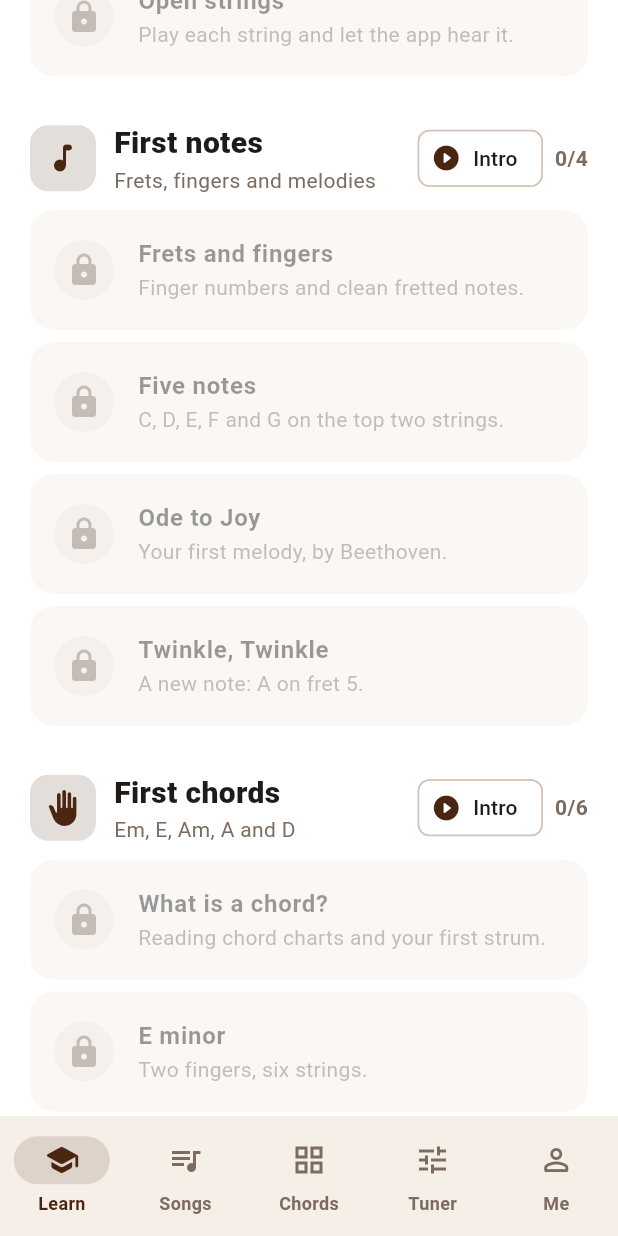
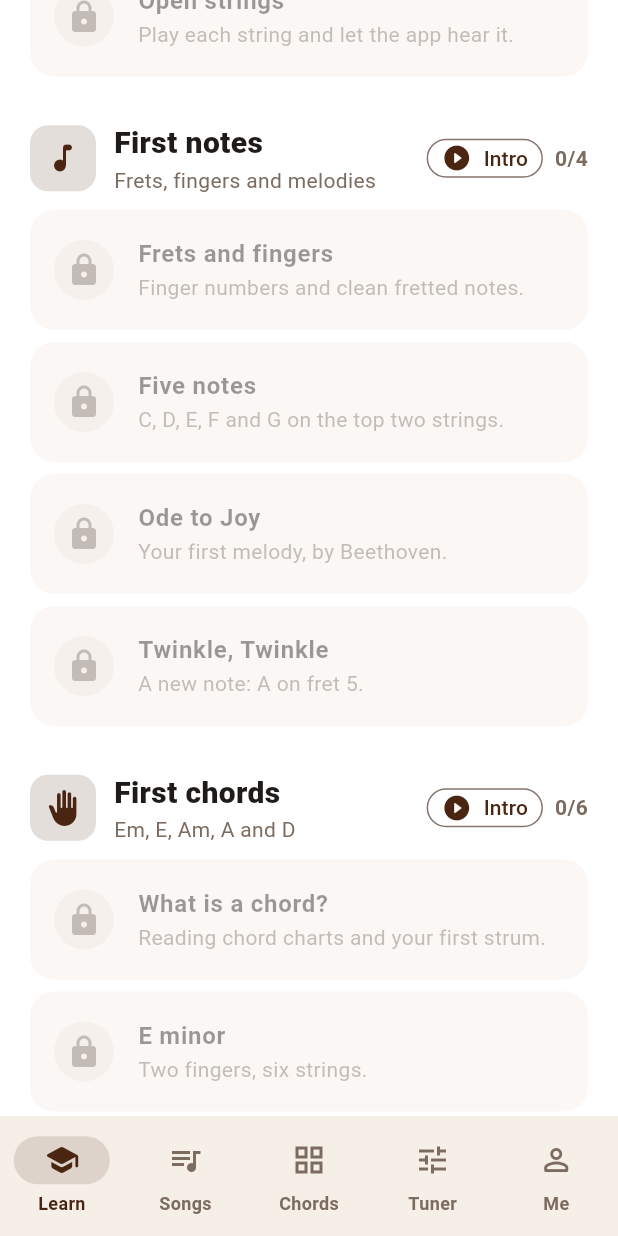
Before and after one commit to Nkbtemmy/guitar, a Flutter app: the screen it shows after launch, scrolled down 576 dp, on a phone screen of 412 x 824 dp. Run offline on Flutter 3.47's test engine with Material 3 defaults, Android fonts, the phone set to English and light mode, and no system bars; our stand-ins replace audioplayers, shared_preferences, video_player; missing offline and left inert: record; statements that could not run were skipped.

Commit message:
fix/some-urls

```diff
--- a/lib/ui/learn/learn_screen.dart
+++ b/lib/ui/learn/learn_screen.dart
@@ -160,10 +160,19 @@ class _LevelHeader extends StatelessWidget {
         if (context.read<AppServices>().videos.introFor(level.id) case final intro?)
           Padding(
             padding: const EdgeInsets.only(right: 8),
-            child: ActionChip(
-              avatar: const Icon(Icons.play_circle_fill_rounded, color: kAccent, size: 20),
-              label: const Text('Intro'),
-              onPressed: () => Navigator.of(context).push(MaterialPageRoute<void>(builder: (_) => VideoScreen(video: intro))),
+            child: Tooltip(
+              message: 'Watch the ${level.title} intro',
+              child: OutlinedButton.icon(
+                onPressed: () => Navigator.of(context).push(MaterialPageRoute<void>(builder: (_) => VideoScreen(video: intro))),
+                icon: const Icon(Icons.play_circle_fill_rounded, size: 20),
+                label: const Text('Intro'),
+                style: OutlinedButton.styleFrom(
+                  visualDensity: VisualDensity.compact,
+                  padding: const EdgeInsets.symmetric(horizontal: 10),
+                  minimumSize: const Size(0, 34),
+                  shape: const StadiumBorder(),
+                ),
+              ),
             ),
           ),
         Text('$done/${level.lessons.length}', style: const TextStyle(color: kMuted, fontWeight: FontWeight.w700)),
--- a/lib/ui/theme.dart
+++ b/lib/ui/theme.dart
@@ -58,6 +58,14 @@ ThemeData buildTheme() {
         textStyle: const TextStyle(fontSize: 16, fontWeight: FontWeight.w700),
       ),
     ),
+    // Without this, selected segments take a salmon tint derived from the seed color.
+    segmentedButtonTheme: SegmentedButtonThemeData(
+      style: ButtonStyle(
+        backgroundColor: WidgetStateProperty.resolveWith((s) => s.contains(WidgetState.selected) ? kAccent : null),
+        foregroundColor: WidgetStateProperty.resolveWith((s) => s.contains(WidgetState.selected) ? kOnAccent : kAccent),
+        side: WidgetStateProperty.all(const BorderSide(color: kSurfaceHigh)),
+      ),
+    ),
     textTheme: base.textTheme.apply(bodyColor: kText, displayColor: kText),
   );
 }
```
Also changed, not shown: lib/ui/practice/strum_view.dart (+9 -4 lines), lib/ui/widgets/tab_staff.dart (+12 -4 lines), 1 other file.
